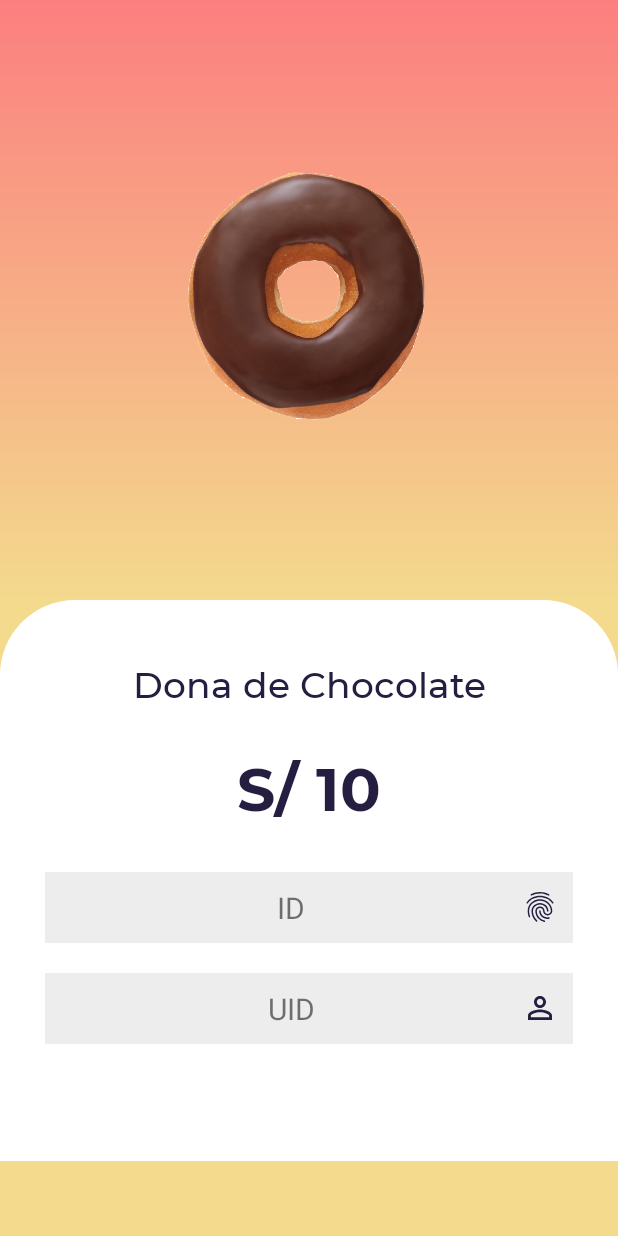
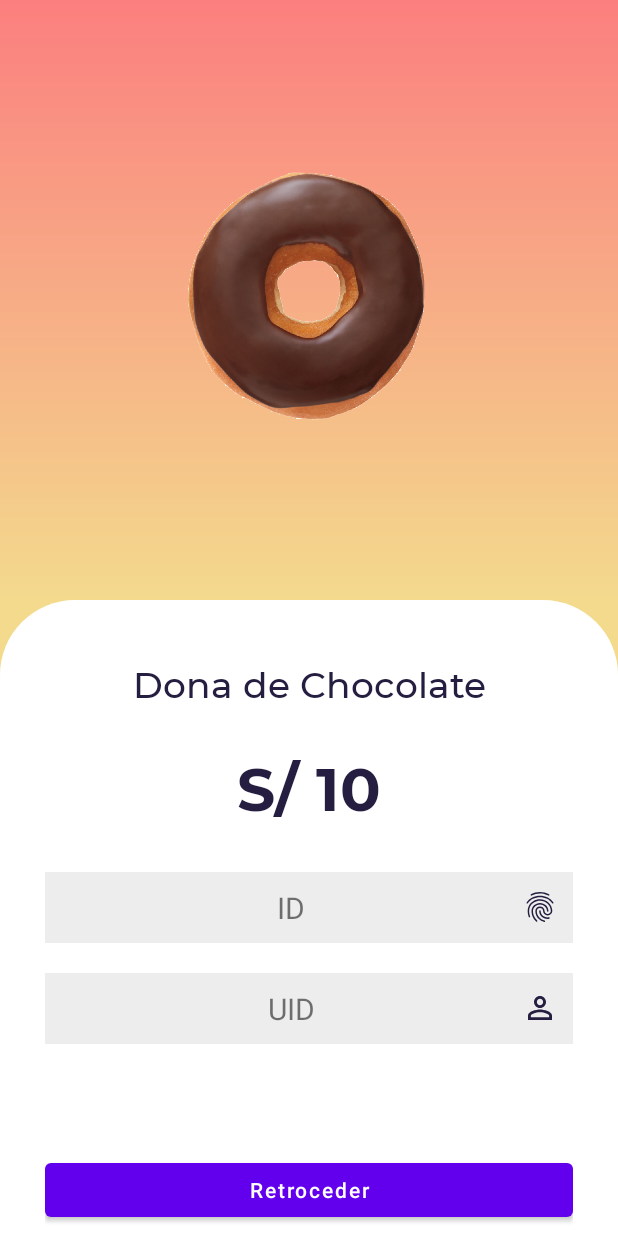
Before and after one commit to carlosbecerradev/android-postres-app, an Android app: the ProductCollapsingToolbarActivity screen opened directly, with no data from a screen before it, on a phone screen of 412 x 824 dp. Run offline under Robolectric (Android 15) with nearby library versions, the phone set to English and light mode, and no system bars; our stand-ins replace Volley; network calls fail.

Commit message:
:sparkles: Botón retroceder del ProductCollapsingToolbarActivity agregado.

```diff
--- a/app/src/main/java/com/example/proyectofinalandroid/ProductCollapsingToolbarActivity.java
+++ b/app/src/main/java/com/example/proyectofinalandroid/ProductCollapsingToolbarActivity.java
@@ -2,8 +2,11 @@ package com.example.proyectofinalandroid;
 
 import androidx.appcompat.app.AppCompatActivity;
 
+import android.content.Intent;
 import android.os.Bundle;
 import android.util.Log;
+import android.view.View;
+import android.widget.Button;
 import android.widget.TextView;
 import android.widget.Toast;
 
@@ -36,6 +39,7 @@ public class ProductCollapsingToolbarActivity extends AppCompatActivity {
     private ImageLoader imageLoader;
 
     private TextView tvName, tvPrice, tvUserUid, tvId;
+    private Button btnRetroceder;
 
     @Override
     protected void onCreate(Bundle savedInstanceState) {
@@ -56,6 +60,17 @@ public class ProductCollapsingToolbarActivity extends AppCompatActivity {
 
         // Realizar petición
         fetchProductById(WS_GET_PRODUCT_URL + "/" + productId);
+
+        // Retroceder de activity
+        btnRetroceder = (Button) findViewById(R.id.btnRetroceder);
+        btnRetroceder.setOnClickListener(new View.OnClickListener() {
+            @Override
+            public void onClick(View v) {
+                Intent intent = new Intent(getApplicationContext(), ProductsActivity.class);
+                startActivity(intent);
+                finish();
+            }
+        });
 
     }
 
--- a/app/src/main/res/layout/activity_product_collapsing_toolbar.xml
+++ b/app/src/main/res/layout/activity_product_collapsing_toolbar.xml
@@ -40,7 +40,7 @@
                 android:layout_gravity="center"
                 android:background="@drawable/d_cafe"
                 android:scaleType="fitCenter"
-                app:layout_collapseMode="pin"/>
+                app:layout_collapseMode="pin" />
 
         </com.google.android.material.appbar.CollapsingToolbarLayout>
 
@@ -121,6 +121,14 @@
                     android:layout_width="match_parent"
                     android:layout_height="48dp" />
 
+                <Button
+                    android:id="@+id/btnRetroceder"
+                    android:layout_width="match_parent"
+                    android:layout_height="wrap_content"
+                    android:layout_marginTop="5dp"
+                    android:text="Retroceder"
+                    android:textAllCaps="false" />
+
             </LinearLayout>
 
         </androidx.constraintlayout.widget.ConstraintLayout>
```
